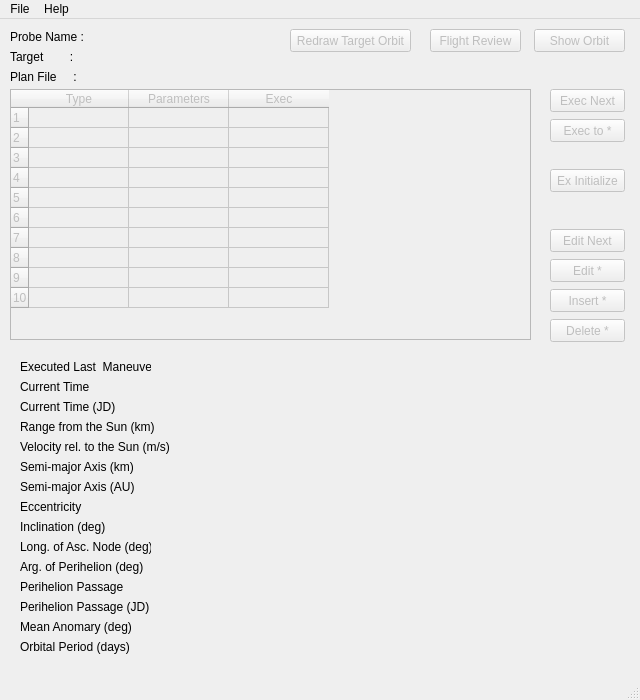
whiskie14142/SolarSystemVoyager, file ui/mainwindow.ui: the form before one commit.
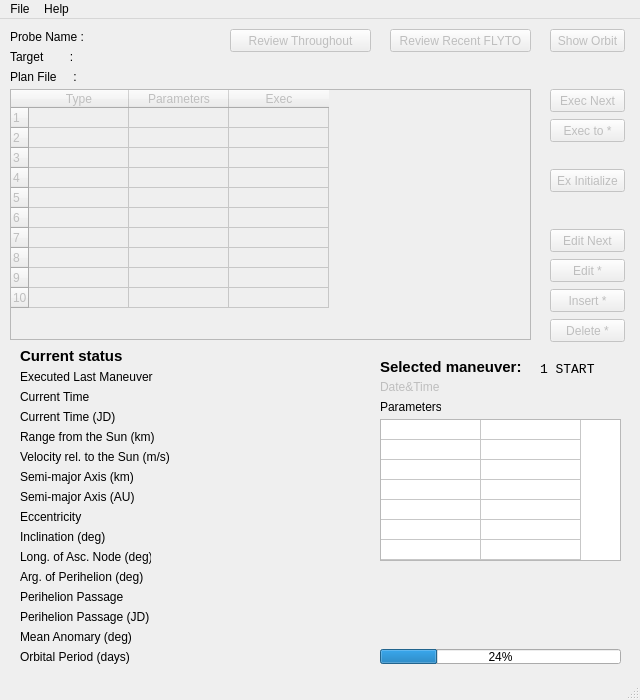
The form after the commit.

```diff
--- a/ui/mainwindow.ui
+++ b/ui/mainwindow.ui
@@ -2,6 +2,9 @@
 <ui version="4.0">
  <class>MainWindow</class>
  <widget class="QMainWindow" name="MainWindow">
+  <property name="enabled">
+   <bool>true</bool>
+  </property>
   <property name="geometry">
    <rect>
     <x>0</x>
@@ -10,6 +13,12 @@
     <height>700</height>
    </rect>
   </property>
+  <property name="font">
+   <font>
+    <family>MS UI Gothic</family>
+    <pointsize>9</pointsize>
+   </font>
+  </property>
   <property name="windowTitle">
    <string>SSVG</string>
   </property>
@@ -158,9 +167,9 @@
     </property>
     <property name="geometry">
      <rect>
-      <x>534</x>
+      <x>550</x>
       <y>10</y>
-      <width>91</width>
+      <width>75</width>
       <height>23</height>
      </rect>
     </property>
@@ -240,10 +249,16 @@
      <rect>
       <x>90</x>
       <y>10</y>
-      <width>231</width>
+      <width>131</width>
       <height>16</height>
      </rect>
     </property>
+    <property name="font">
+     <font>
+      <family>Lucida Console</family>
+      <pointsize>9</pointsize>
+     </font>
+    </property>
     <property name="text">
      <string/>
     </property>
@@ -257,6 +272,12 @@
       <height>16</height>
      </rect>
     </property>
+    <property name="font">
+     <font>
+      <family>Lucida Console</family>
+      <pointsize>9</pointsize>
+     </font>
+    </property>
     <property name="text">
      <string/>
     </property>
@@ -353,9 +374,9 @@
     </property>
     <property name="geometry">
      <rect>
-      <x>290</x>
+      <x>230</x>
       <y>10</y>
-      <width>121</width>
+      <width>141</width>
       <height>23</height>
      </rect>
     </property>
@@ -363,18 +384,24 @@
      <string>Redraw Target Orbit Line</string>
     </property>
     <property name="text">
-     <string>Redraw Target Orbit</string>
+     <string>Review Throughout</string>
     </property>
    </widget>
    <widget class="QLabel" name="label_4">
     <property name="geometry">
      <rect>
       <x>20</x>
-      <y>360</y>
+      <y>370</y>
       <width>131</width>
       <height>16</height>
      </rect>
     </property>
+    <property name="font">
+     <font>
+      <family>MS UI Gothic</family>
+      <pointsize>9</pointsize>
+     </font>
+    </property>
     <property name="text">
      <string>Current Time</string>
     </property>
@@ -383,7 +410,7 @@
     <property name="geometry">
      <rect>
       <x>20</x>
-      <y>380</y>
+      <y>390</y>
       <width>131</width>
       <height>16</height>
      </rect>
@@ -396,20 +423,26 @@
     <property name="geometry">
      <rect>
       <x>20</x>
-      <y>340</y>
-      <width>131</width>
+      <y>350</y>
+      <width>141</width>
       <height>16</height>
      </rect>
     </property>
+    <property name="font">
+     <font>
+      <family>MS UI Gothic</family>
+      <pointsize>9</pointsize>
+     </font>
+    </property>
     <property name="text">
-     <string>Executed Last  Maneuver</string>
+     <string>Executed Last Maneuver</string>
     </property>
    </widget>
    <widget class="QLabel" name="label_7">
     <property name="geometry">
      <rect>
       <x>20</x>
-      <y>440</y>
+      <y>450</y>
       <width>131</width>
       <height>16</height>
      </rect>
@@ -422,7 +455,7 @@
     <property name="geometry">
      <rect>
       <x>20</x>
-      <y>480</y>
+      <y>490</y>
       <width>131</width>
       <height>16</height>
      </rect>
@@ -435,7 +468,7 @@
     <property name="geometry">
      <rect>
       <x>20</x>
-      <y>500</y>
+      <y>510</y>
       <width>131</width>
       <height>16</height>
      </rect>
@@ -448,7 +481,7 @@
     <property name="geometry">
      <rect>
       <x>20</x>
-      <y>520</y>
+      <y>530</y>
       <width>131</width>
       <height>16</height>
      </rect>
@@ -461,7 +494,7 @@
     <property name="geometry">
      <rect>
       <x>20</x>
-      <y>540</y>
+      <y>550</y>
       <width>131</width>
       <height>16</height>
      </rect>
@@ -474,7 +507,7 @@
     <property name="geometry">
      <rect>
       <x>20</x>
-      <y>600</y>
+      <y>610</y>
       <width>131</width>
       <height>16</height>
      </rect>
@@ -487,7 +520,7 @@
     <property name="geometry">
      <rect>
       <x>20</x>
-      <y>620</y>
+      <y>630</y>
       <width>131</width>
       <height>16</height>
      </rect>
@@ -500,11 +533,17 @@
     <property name="geometry">
      <rect>
       <x>180</x>
-      <y>340</y>
+      <y>350</y>
       <width>181</width>
       <height>16</height>
      </rect>
     </property>
+    <property name="font">
+     <font>
+      <family>Lucida Console</family>
+      <pointsize>9</pointsize>
+     </font>
+    </property>
     <property name="text">
      <string/>
     </property>
@@ -513,11 +552,17 @@
     <property name="geometry">
      <rect>
       <x>180</x>
-      <y>360</y>
-      <width>181</width>
+      <y>370</y>
+      <width>185</width>
       <height>16</height>
      </rect>
     </property>
+    <property name="font">
+     <font>
+      <family>Lucida Console</family>
+      <pointsize>9</pointsize>
+     </font>
+    </property>
     <property name="text">
      <string/>
     </property>
@@ -526,11 +571,17 @@
     <property name="geometry">
      <rect>
       <x>180</x>
-      <y>380</y>
+      <y>390</y>
       <width>181</width>
       <height>16</height>
      </rect>
     </property>
+    <property name="font">
+     <font>
+      <family>Lucida Console</family>
+      <pointsize>9</pointsize>
+     </font>
+    </property>
     <property name="text">
      <string/>
     </property>
@@ -539,11 +590,17 @@
     <property name="geometry">
      <rect>
       <x>180</x>
-      <y>440</y>
+      <y>450</y>
       <width>181</width>
       <height>16</height>
      </rect>
     </property>
+    <property name="font">
+     <font>
+      <family>Lucida Console</family>
+      <pointsize>9</pointsize>
+     </font>
+    </property>
     <property name="text">
      <string/>
     </property>
@@ -552,11 +609,17 @@
     <property name="geometry">
      <rect>
       <x>180</x>
-      <y>480</y>
+      <y>490</y>
       <width>181</width>
       <height>16</height>
      </rect>
     </property>
+    <property name="font">
+     <font>
+      <family>Lucida Console</family>
+      <pointsize>9</pointsize>
+     </font>
+    </property>
     <property name="text">
      <string/>
     </property>
@@ -565,11 +628,17 @@
     <property name="geometry">
      <rect>
       <x>180</x>
-      <y>500</y>
+      <y>510</y>
       <width>181</width>
       <height>16</height>
      </rect>
     </property>
+    <property name="font">
+     <font>
+      <family>Lucida Console</family>
+      <pointsize>9</pointsize>
+     </font>
+    </property>
     <property name="text">
      <string/>
     </property>
@@ -578,11 +647,17 @@
     <property name="geometry">
      <rect>
       <x>180</x>
-      <y>520</y>
+      <y>530</y>
       <width>181</width>
       <height>16</height>
      </rect>
     </property>
+    <property name="font">
+     <font>
+      <family>Lucida Console</family>
+      <pointsize>9</pointsize>
+     </font>
+    </property>
     <property name="text">
      <string/>
     </property>
@@ -591,11 +666,17 @@
     <property name="geometry">
      <rect>
       <x>180</x>
-      <y>540</y>
+      <y>550</y>
       <width>181</width>
       <height>16</height>
      </rect>
     </property>
+    <property name="font">
+     <font>
+      <family>Lucida Console</family>
+      <pointsize>9</pointsize>
+     </font>
+    </property>
     <property name="text">
      <string/>
     </property>
@@ -604,11 +685,17 @@
     <property name="geometry">
      <rect>
       <x>180</x>
-      <y>600</y>
+      <y>610</y>
       <width>181</width>
       <height>16</height>
      </rect>
     </property>
+    <property name="font">
+     <font>
+      <family>Lucida Console</family>
+      <pointsize>9</pointsize>
+     </font>
+    </property>
     <property name="text">
      <string/>
     </property>
@@ -617,11 +704,17 @@
     <property name="geometry">
      <rect>
       <x>180</x>
-      <y>620</y>
+      <y>630</y>
       <width>181</width>
       <height>16</height>
      </rect>
     </property>
+    <property name="font">
+     <font>
+      <family>Lucida Console</family>
+      <pointsize>9</pointsize>
+     </font>
+    </property>
     <property name="text">
      <string/>
     </property>
@@ -630,7 +723,7 @@
     <property name="geometry">
      <rect>
       <x>20</x>
-      <y>560</y>
+      <y>570</y>
       <width>131</width>
       <height>16</height>
      </rect>
@@ -643,7 +736,7 @@
     <property name="geometry">
      <rect>
       <x>20</x>
-      <y>580</y>
+      <y>590</y>
       <width>131</width>
       <height>16</height>
      </rect>
@@ -656,11 +749,17 @@
     <property name="geometry">
      <rect>
       <x>180</x>
-      <y>560</y>
-      <width>181</width>
+      <y>570</y>
+      <width>185</width>
       <height>16</height>
      </rect>
     </property>
+    <property name="font">
+     <font>
+      <family>Lucida Console</family>
+      <pointsize>9</pointsize>
+     </font>
+    </property>
     <property name="text">
      <string/>
     </property>
@@ -669,11 +768,17 @@
     <property name="geometry">
      <rect>
       <x>180</x>
-      <y>580</y>
+      <y>590</y>
       <width>181</width>
       <height>16</height>
      </rect>
     </property>
+    <property name="font">
+     <font>
+      <family>Lucida Console</family>
+      <pointsize>9</pointsize>
+     </font>
+    </property>
     <property name="text">
      <string/>
     </property>
@@ -682,7 +787,7 @@
     <property name="geometry">
      <rect>
       <x>20</x>
-      <y>460</y>
+      <y>470</y>
       <width>131</width>
       <height>16</height>
      </rect>
@@ -695,11 +800,17 @@
     <property name="geometry">
      <rect>
       <x>180</x>
-      <y>460</y>
+      <y>470</y>
       <width>181</width>
       <height>16</height>
      </rect>
     </property>
+    <property name="font">
+     <font>
+      <family>Lucida Console</family>
+      <pointsize>9</pointsize>
+     </font>
+    </property>
     <property name="text">
      <string/>
     </property>
@@ -708,7 +819,7 @@
     <property name="geometry">
      <rect>
       <x>20</x>
-      <y>400</y>
+      <y>410</y>
       <width>141</width>
       <height>16</height>
      </rect>
@@ -721,7 +832,7 @@
     <property name="geometry">
      <rect>
       <x>20</x>
-      <y>420</y>
+      <y>430</y>
       <width>151</width>
       <height>16</height>
      </rect>
@@ -734,11 +845,17 @@
     <property name="geometry">
      <rect>
       <x>180</x>
-      <y>400</y>
+      <y>410</y>
       <width>181</width>
       <height>16</height>
      </rect>
     </property>
+    <property name="font">
+     <font>
+      <family>Lucida Console</family>
+      <pointsize>9</pointsize>
+     </font>
+    </property>
     <property name="text">
      <string/>
     </property>
@@ -747,11 +864,17 @@
     <property name="geometry">
      <rect>
       <x>180</x>
-      <y>420</y>
+      <y>430</y>
       <width>181</width>
       <height>16</height>
      </rect>
     </property>
+    <property name="font">
+     <font>
+      <family>Lucida Console</family>
+      <pointsize>9</pointsize>
+     </font>
+    </property>
     <property name="text">
      <string/>
     </property>
@@ -762,9 +885,9 @@
     </property>
     <property name="geometry">
      <rect>
-      <x>430</x>
+      <x>390</x>
       <y>10</y>
-      <width>91</width>
+      <width>141</width>
       <height>23</height>
      </rect>
     </property>
@@ -772,7 +895,185 @@
      <string>Review FLYTO maneuver</string>
     </property>
     <property name="text">
-     <string>Flight Review</string>
+     <string>Review Recent FLYTO</string>
+    </property>
+   </widget>
+   <widget class="QLabel" name="label_19">
+    <property name="geometry">
+     <rect>
+      <x>20</x>
+      <y>329</y>
+      <width>131</width>
+      <height>16</height>
+     </rect>
+    </property>
+    <property name="font">
+     <font>
+      <pointsize>11</pointsize>
+      <weight>75</weight>
+      <bold>true</bold>
+     </font>
+    </property>
+    <property name="text">
+     <string>Current status</string>
+    </property>
+   </widget>
+   <widget class="QLabel" name="label_20">
+    <property name="geometry">
+     <rect>
+      <x>380</x>
+      <y>340</y>
+      <width>151</width>
+      <height>16</height>
+     </rect>
+    </property>
+    <property name="font">
+     <font>
+      <pointsize>11</pointsize>
+      <weight>75</weight>
+      <bold>true</bold>
+     </font>
+    </property>
+    <property name="text">
+     <string>Selected maneuver:</string>
+    </property>
+   </widget>
+   <widget class="QLabel" name="label_mantime_h">
+    <property name="enabled">
+     <bool>false</bool>
+    </property>
+    <property name="geometry">
+     <rect>
+      <x>380</x>
+      <y>360</y>
+      <width>61</width>
+      <height>16</height>
+     </rect>
+    </property>
+    <property name="text">
+     <string>Date&amp;Time</string>
+    </property>
+   </widget>
+   <widget class="QLabel" name="label_mantime">
+    <property name="geometry">
+     <rect>
+      <x>446</x>
+      <y>360</y>
+      <width>185</width>
+      <height>20</height>
+     </rect>
+    </property>
+    <property name="font">
+     <font>
+      <family>Lucida Console</family>
+      <pointsize>9</pointsize>
+     </font>
+    </property>
+    <property name="text">
+     <string/>
+    </property>
+   </widget>
+   <widget class="QLabel" name="label_22">
+    <property name="geometry">
+     <rect>
+      <x>380</x>
+      <y>380</y>
+      <width>61</width>
+      <height>16</height>
+     </rect>
+    </property>
+    <property name="text">
+     <string>Parameters</string>
+    </property>
+   </widget>
+   <widget class="QTableWidget" name="selectedman">
+    <property name="enabled">
+     <bool>true</bool>
+    </property>
+    <property name="geometry">
+     <rect>
+      <x>380</x>
+      <y>400</y>
+      <width>241</width>
+      <height>142</height>
+     </rect>
+    </property>
+    <property name="rowCount">
+     <number>7</number>
+    </property>
+    <property name="columnCount">
+     <number>2</number>
+    </property>
+    <attribute name="horizontalHeaderVisible">
+     <bool>false</bool>
+    </attribute>
+    <attribute name="verticalHeaderVisible">
+     <bool>false</bool>
+    </attribute>
+    <attribute name="verticalHeaderDefaultSectionSize">
+     <number>20</number>
+    </attribute>
+    <attribute name="verticalHeaderMinimumSectionSize">
+     <number>20</number>
+    </attribute>
+    <row/>
+    <row/>
+    <row/>
+    <row/>
+    <row/>
+    <row/>
+    <row/>
+    <column/>
+    <column/>
+   </widget>
+   <widget class="QLabel" name="label_progress">
+    <property name="geometry">
+     <rect>
+      <x>380</x>
+      <y>612</y>
+      <width>241</width>
+      <height>16</height>
+     </rect>
+    </property>
+    <property name="text">
+     <string/>
+    </property>
+   </widget>
+   <widget class="QProgressBar" name="progressBar">
+    <property name="enabled">
+     <bool>true</bool>
+    </property>
+    <property name="geometry">
+     <rect>
+      <x>380</x>
+      <y>630</y>
+      <width>241</width>
+      <height>15</height>
+     </rect>
+    </property>
+    <property name="value">
+     <number>24</number>
+    </property>
+   </widget>
+   <widget class="QLabel" name="label_cman">
+    <property name="geometry">
+     <rect>
+      <x>540</x>
+      <y>342</y>
+      <width>91</width>
+      <height>16</height>
+     </rect>
+    </property>
+    <property name="font">
+     <font>
+      <family>Lucida Console</family>
+      <pointsize>10</pointsize>
+      <weight>50</weight>
+      <bold>false</bold>
+     </font>
+    </property>
+    <property name="text">
+     <string>1 START</string>
     </property>
    </widget>
   </widget>
```
Left out of the diff: 10 changed lines with no effect on the pictures.
